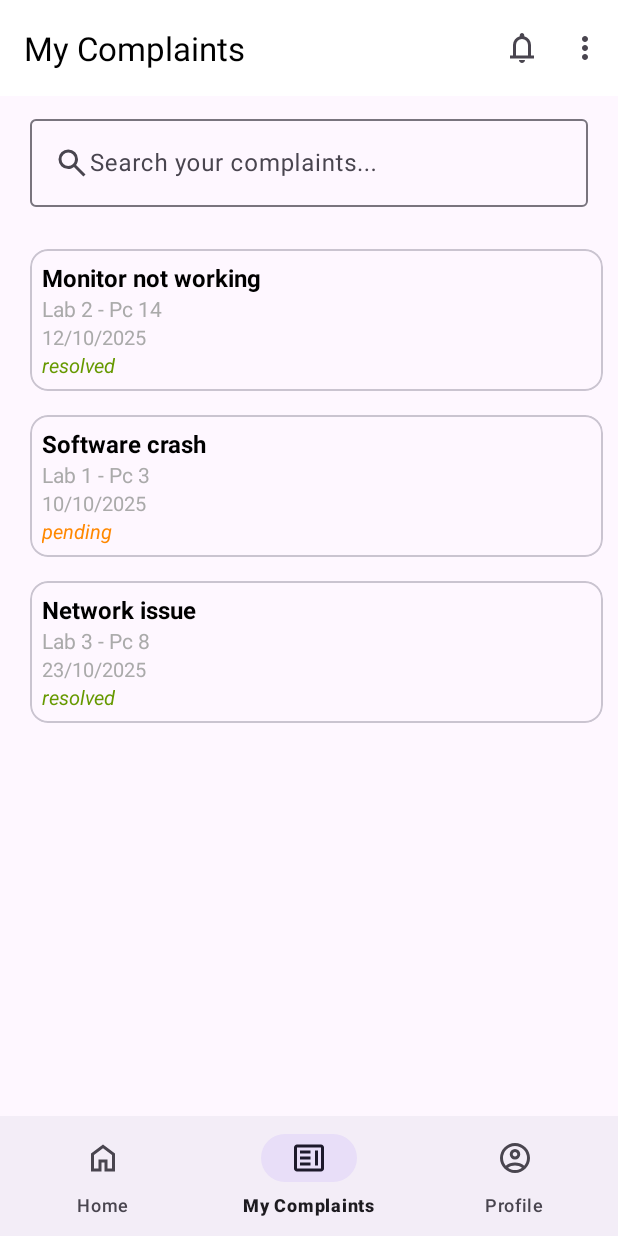
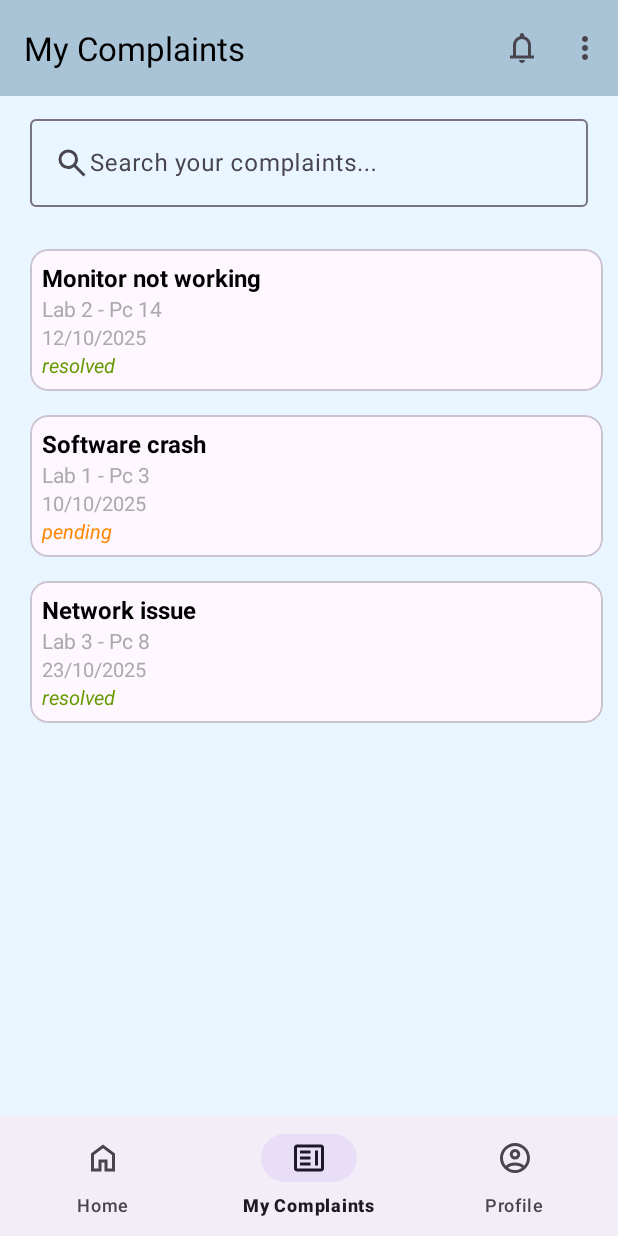
Before and after one commit to AtharvPatil3990/Lab-Assist, an Android app: the MyComplaintsFragment screen opened through its navigation route, on a phone screen of 412 x 824 dp. Run offline under Robolectric (Android 15) with nearby library versions, the phone set to English and light mode, and no system bars; our stand-ins replace navigation-ui.

Commit message:
Add Background color

```diff
--- a/app/src/main/res/layout/activity_login.xml
+++ b/app/src/main/res/layout/activity_login.xml
@@ -6,6 +6,7 @@
     android:layout_width="match_parent"
     android:layout_height="match_parent"
     android:orientation="vertical"
+    android:background="@color/background_color"
     tools:context=".LoginActivity">
 
     <TextView
--- a/app/src/main/res/layout/activity_splash.xml
+++ b/app/src/main/res/layout/activity_splash.xml
@@ -6,6 +6,7 @@
     android:layout_width="match_parent"
     android:layout_height="match_parent"
     android:orientation="vertical"
+    android:background="@color/background_color"
     tools:context=".SplashActivity">
 
     <ImageView
--- a/app/src/main/res/layout/fragment_home.xml
+++ b/app/src/main/res/layout/fragment_home.xml
@@ -4,6 +4,7 @@
     xmlns:app="http://schemas.android.com/apk/res-auto"
     android:layout_width="match_parent"
     android:layout_height="match_parent"
+    android:background="@color/background_color"
     tools:context=".endUser.HomeFragment">
 
     <com.google.android.material.appbar.MaterialToolbar
@@ -12,7 +13,7 @@
         android:layout_height="?attr/actionBarSize"
         android:elevation="4dp"
         app:title="Home"
-        android:background="@color/white"
+        android:background="@color/toolbar_color"
         app:titleTextColor="@color/black"
         app:menu="@menu/menu_home_toolbar"
         app:layout_constraintStart_toStartOf="parent"
@@ -25,6 +26,7 @@
         android:layout_height="80dp"
         android:id="@+id/welcomeCardView"
         android:layout_margin="10dp"
+        android:background="@color/card_bg"
         app:layout_constraintStart_toStartOf="parent"
         app:layout_constraintEnd_toEndOf="parent"
         app:layout_constraintTop_toBottomOf="@id/toolbar"
@@ -68,6 +70,7 @@
         android:layout_marginStart="25dp"
         android:layout_marginEnd="25dp"
         android:layout_marginTop="15dp"
+        android:background="@color/card_bg"
         app:layout_constraintTop_toBottomOf="@id/welcomeCardView"
         app:cardCornerRadius="10dp"
         app:cardElevation="3dp">
--- a/app/src/main/res/layout/fragment_my_complaints.xml
+++ b/app/src/main/res/layout/fragment_my_complaints.xml
@@ -3,6 +3,7 @@
     xmlns:tools="http://schemas.android.com/tools"
     android:layout_width="match_parent"
     android:layout_height="match_parent"
+    android:background="@color/background_color"
     xmlns:app="http://schemas.android.com/apk/res-auto"
     tools:context=".endUser.MyComplaintsFragment">
 
@@ -12,7 +13,7 @@
         android:layout_height="?attr/actionBarSize"
         android:elevation="4dp"
         app:title="My Complaints"
-        android:background="@color/white"
+        android:background="@color/toolbar_color"
         app:titleTextColor="@color/black"
         app:menu="@menu/menu_home_toolbar"
         app:layout_constraintStart_toStartOf="parent"
--- a/app/src/main/res/layout/rv_mycomplaints_custom_layout.xml
+++ b/app/src/main/res/layout/rv_mycomplaints_custom_layout.xml
@@ -20,7 +20,7 @@
                 android:layout_height="wrap_content"
                 android:layout_width="wrap_content"
                 android:id="@+id/tvIssueTitle"
-                android:text="PC not turning on"
+                android:text="PC not Starting"
                 android:textStyle="bold"
                 android:textSize="16sp"
                 android:textColor="@android:color/black" />
--- a/app/src/main/res/values/colors.xml
+++ b/app/src/main/res/values/colors.xml
@@ -3,4 +3,9 @@
     <color name="black">#FF000000</color>
     <color name="white">#FFFFFFFF</color>
     <color name="halo_green_dark">#ff669900</color>
+    <color name="background_color">#EAF6FF</color>
+    <color name="toolbar_color">#AAC4D7</color>
+    <color name="card_bg">#FFFFFF</color>
+    <color name="floating_button_bg">#2F80ED</color>
+    <color name="primary_text_color">#FFFFFF</color>
 </resources>
```
